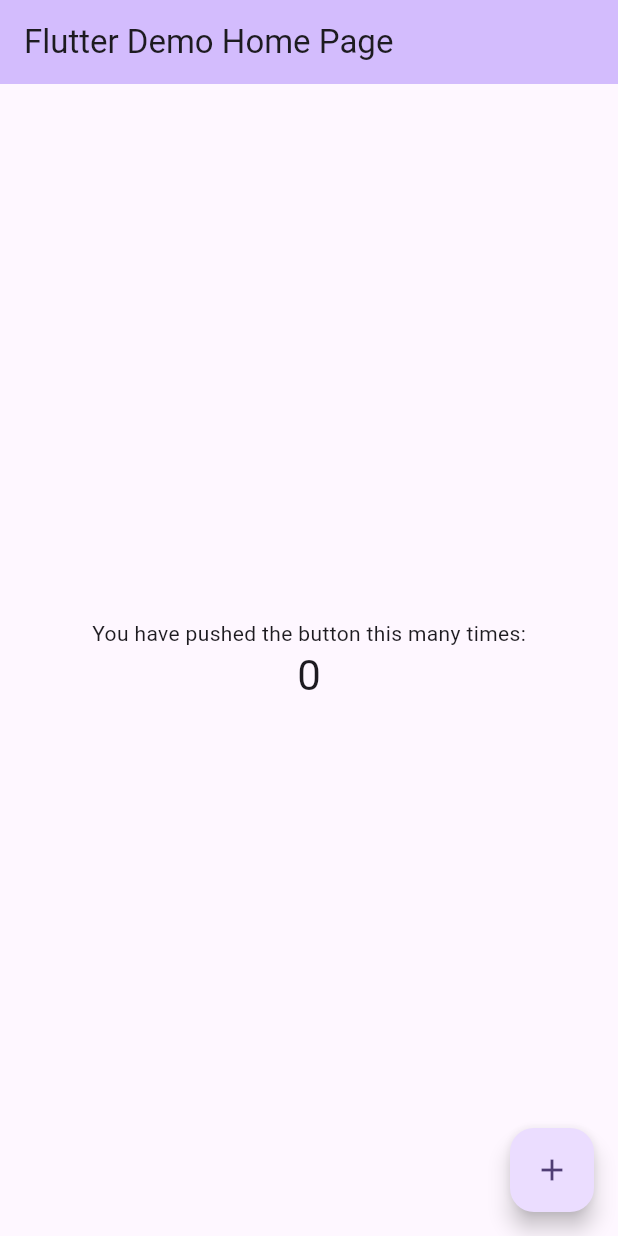
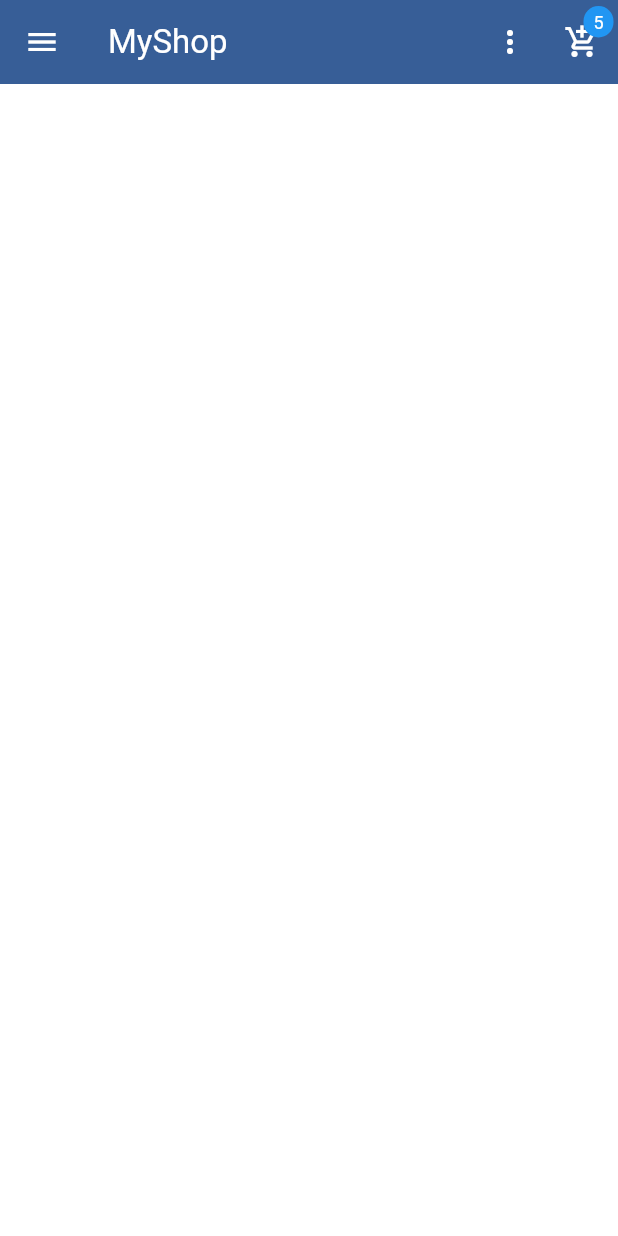
Before and after one commit to jonik2909/car_shop, a Flutter app: the screen it shows after launch, on a phone screen of 412 x 824 dp. Run offline on Flutter 3.47's test engine with Material 3 defaults, Android fonts, the phone set to English and light mode, and no system bars.

Commit message:
feat: publish appBar & BadgeCard Widget

```diff
--- a/lib/main.dart
+++ b/lib/main.dart
@@ -1,3 +1,6 @@
+// ignore_for_file: prefer_const_constructors
+
+import 'package:car_shop/screens/products_overview_screen.dart';
 import 'package:flutter/material.dart';
 
 void main() {
@@ -7,119 +10,15 @@
 class MyApp extends StatelessWidget {
   const MyApp({super.key});
 
-  // This widget is the root of your application.
   @override
   Widget build(BuildContext context) {
     return MaterialApp(
-      title: 'Flutter Demo',
+      debugShowCheckedModeBanner: false,
       theme: ThemeData(
-        // This is the theme of your application.
-        //
-        // TRY THIS: Try running your application with "flutter run". You'll see
-        // the application has a purple toolbar. Then, without quitting the app,
-        // try changing the seedColor in the colorScheme below to Colors.green
-        // and then invoke "hot reload" (save your changes or press the "hot
-        // reload" button in a Flutter-supported IDE, or press "r" if you used
-        // the command line to start the app).
-        //
-        // Notice that the counter didn't reset back to zero; the application
-        // state is not lost during the reload. To reset the state, use hot
-        // restart instead.
-        //
-        // This works for code too, not just values: Most code changes can be
-        // tested with just a hot reload.
-        colorScheme: ColorScheme.fromSeed(seedColor: Colors.deepPurple),
-        useMaterial3: true,
+        appBarTheme: AppBarTheme(backgroundColor: Color(0xff375E97)),
+        scaffoldBackgroundColor: Colors.white,
       ),
-      home: const MyHomePage(title: 'Flutter Demo Home Page'),
+      home: ProductsOverviewScreen(),
     );
   }
 }
-
-class MyHomePage extends StatefulWidget {
-  const MyHomePage({super.key, required this.title});
-
-  // This widget is the home page of your application. It is stateful, meaning
-  // that it has a State object (defined below) that contains fields that affect
-  // how it looks.
-
-  // This class is the configuration for the state. It holds the values (in this
-  // case the title) provided by the parent (in this case the App widget) and
-  // used by the build method of the State. Fields in a Widget subclass are
-  // always marked "final".
-
-  final String title;
-
-  @override
-  State<MyHomePage> createState() => _MyHomePageState();
-}
-
-class _MyHomePageState extends State<MyHomePage> {
-  int _counter = 0;
-
-  void _incrementCounter() {
-    setState(() {
-      // This call to setState tells the Flutter framework that something has
-      // changed in this State, which causes it to rerun the build method below
-      // so that the display can reflect the updated values. If we changed
-      // _counter without calling setState(), then the build method would not be
-      // called again, and so nothing would appear to happen.
-      _counter++;
-    });
-  }
-
-  @override
-  Widget build(BuildContext context) {
-    // This method is rerun every time setState is called, for instance as done
-    // by the _incrementCounter method above.
-    //
-    // The Flutter framework has been optimized to make rerunning build methods
-    // fast, so that you can just rebuild anything that needs updating rather
-    // than having to individually change instances of widgets.
-    return Scaffold(
-      appBar: AppBar(
-        // TRY THIS: Try changing the color here to a specific color (to
-        // Colors.amber, perhaps?) and trigger a hot reload to see the AppBar
-        // change color while the other colors stay the same.
-        backgroundColor: Theme.of(context).colorScheme.inversePrimary,
-        // Here we take the value from the MyHomePage object that was created by
-        // the App.build method, and use it to set our appbar title.
-        title: Text(widget.title),
-      ),
-      body: Center(
-        // Center is a layout widget. It takes a single child and positions it
-        // in the middle of the parent.
-        child: Column(
-          // Column is also a layout widget. It takes a list of children and
-          // arranges them vertically. By default, it sizes itself to fit its
-          // children horizontally, and tries to be as tall as its parent.
-          //
-          // Column has various properties to control how it sizes itself and
-          // how it positions its children. Here we use mainAxisAlignment to
-          // center the children vertically; the main axis here is the vertical
-          // axis because Columns are vertical (the cross axis would be
-          // horizontal).
-          //
-          // TRY THIS: Invoke "debug painting" (choose the "Toggle Debug Paint"
-          // action in the IDE, or press "p" in the console), to see the
-          // wireframe for each widget.
-          mainAxisAlignment: MainAxisAlignment.center,
-          children: <Widget>[
-            const Text(
-              'You have pushed the button this many times:',
-            ),
-            Text(
-              '$_counter',
-              style: Theme.of(context).textTheme.headlineMedium,
-            ),
-          ],
-        ),
-      ),
-      floatingActionButton: FloatingActionButton(
-        onPressed: _incrementCounter,
-        tooltip: 'Increment',
-        child: const Icon(Icons.add),
-      ), // This trailing comma makes auto-formatting nicer for build methods.
-    );
-  }
-}
--- /dev/null
+++ b/lib/screens/products_overview_screen.dart
@@ -0,0 +1,51 @@
+// ignore_for_file: prefer_const_constructors, sort_child_properties_last
+
+import 'package:car_shop/widgets/badge.dart';
+import 'package:flutter/material.dart';
+
+enum FilterOptions { favorites, all }
+
+class ProductsOverviewScreen extends StatelessWidget {
+  const ProductsOverviewScreen({super.key});
+
+  @override
+  Widget build(BuildContext context) {
+    return Scaffold(
+      appBar: AppBar(
+        iconTheme: IconThemeData(color: Colors.white),
+        title: Text(
+          "MyShop",
+          style: TextStyle(
+            color: Colors.white,
+          ),
+        ),
+        actions: <Widget>[
+          PopupMenuButton<FilterOptions>(
+            onSelected: (selectedValue) {},
+            icon: Icon(Icons.more_vert),
+            itemBuilder: (ctx) => [
+              PopupMenuItem(
+                child: Text(
+                  "Only favorites",
+                  textAlign: TextAlign.center,
+                  style: TextStyle(color: Colors.black, fontSize: 20),
+                ),
+                value: FilterOptions.favorites,
+              ),
+              PopupMenuItem(
+                child: Text(
+                  "Show all",
+                  textAlign: TextAlign.center,
+                  style: TextStyle(color: Colors.black, fontSize: 20),
+                ),
+                value: FilterOptions.all,
+              ),
+            ],
+          ),
+          BadgeCard(value: '5')
+        ],
+      ),
+      drawer: Drawer(),
+    );
+  }
+}
--- /dev/null
+++ b/lib/widgets/badge.dart
@@ -0,0 +1,43 @@
+// ignore_for_file: prefer_const_constructors
+
+import 'package:flutter/material.dart';
+
+class BadgeCard extends StatelessWidget {
+  final String value;
+  const BadgeCard({super.key, required this.value});
+
+  @override
+  Widget build(BuildContext context) {
+    return Stack(
+      clipBehavior: Clip.none,
+      alignment: Alignment.center,
+      children: [
+        IconButton(
+          onPressed: () {},
+          icon: Icon(
+            Icons.add_shopping_cart,
+          ),
+        ),
+        Positioned(
+          right: 3,
+          top: 0,
+          child: Container(
+            padding: EdgeInsets.all(2),
+            decoration: BoxDecoration(
+              borderRadius: BorderRadius.circular(12),
+              color: Colors.blue,
+            ),
+            constraints: const BoxConstraints(minWidth: 20, minHeight: 20),
+            child: Center(
+              child: Text(
+                value,
+                textAlign: TextAlign.center,
+                style: TextStyle(color: Colors.white, fontSize: 12),
+              ),
+            ),
+          ),
+        )
+      ],
+    );
+  }
+}
```
